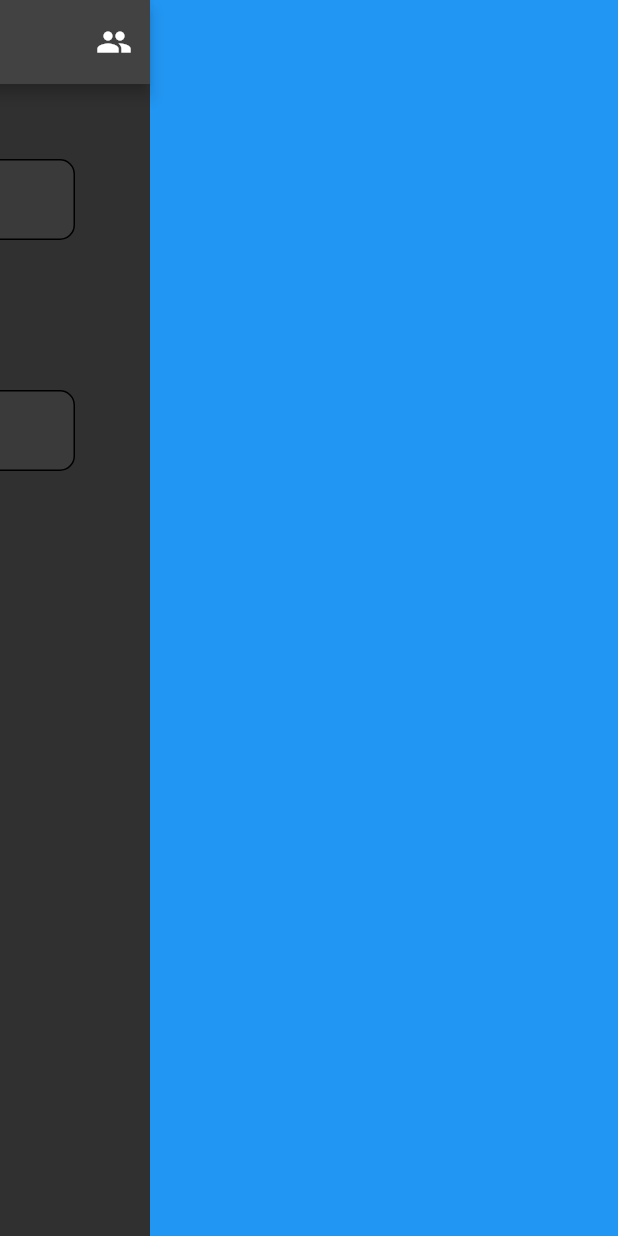
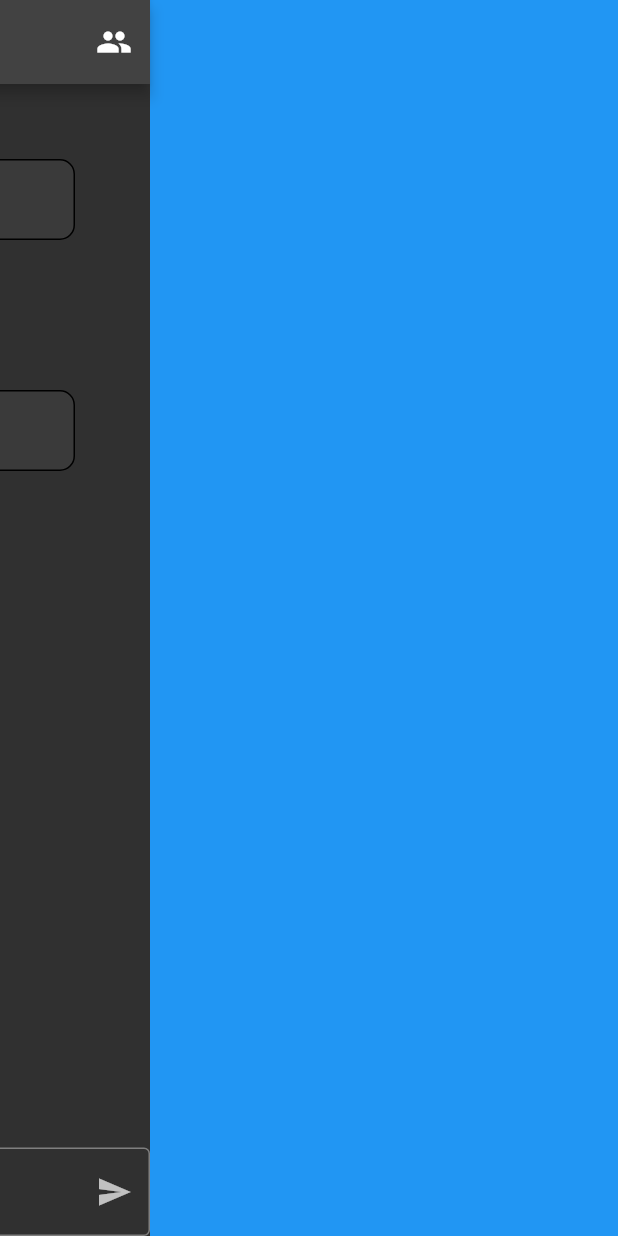
Before and after one commit to hd1534/team-reminder-frontend, a Flutter app: the screen it shows after launch, after a tap on the "group" icon, on a phone screen of 412 x 824 dp. Run offline on Flutter 3.47's test engine with Material 2 defaults, Android fonts, the light colour scheme and no system bars; our stand-ins replace get.

Commit message:
lagacy code

```diff
--- a/lib/controllers/data_load_mixin.dart
+++ b/lib/controllers/data_load_mixin.dart
@@ -11,6 +11,7 @@ import 'package:team_reminder_frontend/configs/constants.dart';
 
 import 'package:team_reminder_frontend/configs/http.dart';
 
+// for caching
 mixin DataLoadMixin {
   final _isCached = false.obs; // 캐시된 데이터인 경우
   final _isLoading = false.obs;
--- a/lib/controllers/thread_controller.dart
+++ b/lib/controllers/thread_controller.dart
@@ -20,4 +20,6 @@ class ThreadController extends GetxController with DataLoadMixin {
   void setData(Map<String, dynamic> json) {
     _currentThread.value = ThreadModel.fromJson(json);
   }
+
+  void sendPost(String data) {}
 }
--- /dev/null
+++ b/lib/views/center.dart
@@ -0,0 +1,52 @@
+import 'package:flutter/material.dart';
+
+import 'package:get/get.dart';
+
+import 'package:team_reminder_frontend/utils/getx/views/overlapping_panels.dart';
+
+import 'package:team_reminder_frontend/widgets/post.dart';
+import 'package:team_reminder_frontend/widgets/text_input.dart';
+
+class CenterView extends StatelessWidget {
+  const CenterView({super.key});
+
+  @override
+  Widget build(BuildContext context) {
+    final overPanelCtrl = Get.find<OverlappingPanelsController>();
+
+    return GestureDetector(
+        onTap: () {
+          FocusScopeNode currentFocus = FocusScope.of(context);
+
+          if (!currentFocus.hasPrimaryFocus) {
+            currentFocus.unfocus();
+          }
+        },
+        child: Scaffold(
+          appBar: AppBar(
+            leading: IconButton(
+              icon: const Icon(Icons.menu),
+              onPressed: () => overPanelCtrl.revealSide(Side.left),
+            ),
+            title: Text('appName'.tr),
+            actions: [
+              IconButton(
+                icon: const Icon(Icons.group),
+                onPressed: () => overPanelCtrl.revealSide(Side.right),
+              )
+            ],
+          ),
+          body: Stack(
+            children: [
+              PostWidget(),
+              Positioned(
+                left: 0,
+                right: 0,
+                bottom: 0,
+                child: TextInputWidget(),
+              ),
+            ],
+          ),
+        ));
+  }
+}
--- a/lib/views/home.dart
+++ b/lib/views/home.dart
@@ -3,8 +3,13 @@ import 'dart:developer' as developer;
 import 'package:flutter/material.dart';
 
 import 'package:get/get.dart';
-import 'package:team_reminder_frontend/views/thread.dart';
+
 import 'package:team_reminder_frontend/utils/getx/views/overlapping_panels.dart';
+
+import 'package:team_reminder_frontend/widgets/group.dart';
+import 'package:team_reminder_frontend/widgets/post.dart';
+
+import 'package:team_reminder_frontend/views/center.dart';
 
 class Home extends StatelessWidget {
   const Home({super.key});
@@ -12,10 +17,8 @@ class Home extends StatelessWidget {
   @override
   Widget build(BuildContext context) {
     return OverlappingPanels(
-      leftWidget: Container(
-        color: Colors.red,
-      ),
-      mainWidget: const Thread(),
+      leftWidget: const GroupWidget(),
+      mainWidget: const CenterView(),
       rightWidget: Container(
         color: Colors.blue,
       ),
--- /dev/null
+++ b/lib/widgets/group.dart
@@ -0,0 +1,39 @@
+import 'dart:developer' as developer;
+
+import 'package:flutter/material.dart';
+
+import 'package:get/get.dart';
+
+import 'package:team_reminder_frontend/utils/getx/views/overlapping_panels.dart';
+
+import 'package:team_reminder_frontend/models/thread_model.dart';
+import 'package:team_reminder_frontend/models/thread_post_model.dart';
+
+import 'package:team_reminder_frontend/controllers/group_controller.dart';
+
+class GroupWidget extends StatelessWidget {
+  const GroupWidget({super.key});
+
+  @override
+  Widget build(BuildContext context) {
+    return Container(
+      child: GetX<GroupController>(
+        builder: (_) {
+          return ListView(
+            children: _.currentGroup?.threads.entries
+                    .map<CircleAvatar>(threadBuilder)
+                    .toList() ??
+                [],
+          );
+        },
+      ),
+    );
+  }
+}
+
+CircleAvatar threadBuilder(MapEntry<String, ThreadModel> entry) {
+  return CircleAvatar(
+    backgroundColor: Colors.brown.shade800,
+    child: FittedBox(fit: BoxFit.cover, child: Text('${entry.value.name}')),
+  );
+}
--- a/lib/views/thread.dart
+++ b/lib/widgets/post.dart
@@ -10,34 +10,19 @@ import 'package:team_reminder_frontend/models/thread_post_model.dart';
 
 import 'package:team_reminder_frontend/controllers/thread_controller.dart';
 
-class Thread extends StatelessWidget {
-  const Thread({super.key});
+class PostWidget extends StatelessWidget {
+  const PostWidget({super.key});
 
   @override
   Widget build(BuildContext context) {
     final overPanelCtrl = Get.find<OverlappingPanelsController>();
 
-    return Scaffold(
-      appBar: AppBar(
-        leading: IconButton(
-          icon: const Icon(Icons.menu),
-          onPressed: () => overPanelCtrl.revealSide(Side.left),
-        ),
-        title: Text('appName'.tr),
-        actions: [
-          IconButton(
-            icon: const Icon(Icons.group),
-            onPressed: () => overPanelCtrl.revealSide(Side.right),
-          )
-        ],
-      ),
-      body: GetX<ThreadController>(
-        builder: (_) {
-          return ListView(
-            children: _.currentThread?.posts?.map(postBuilder).toList() ?? [],
-          );
-        },
-      ),
+    return GetX<ThreadController>(
+      builder: (_) {
+        return ListView(
+          children: _.currentThread?.posts?.map(postBuilder).toList() ?? [],
+        );
+      },
     );
   }
 }
--- /dev/null
+++ b/lib/widgets/text_input.dart
@@ -0,0 +1,28 @@
+import 'package:flutter/material.dart';
+
+class TextInputWidget extends StatelessWidget {
+  TextInputWidget({super.key});
+
+  // TODO: When focusing out, it loses its data
+  final _textController = TextEditingController();
+
+  @override
+  Widget build(BuildContext context) {
+    return Container(
+      child: TextField(
+        minLines: 1,
+        maxLines: 4,
+        controller: _textController,
+        decoration: const InputDecoration(
+          border: OutlineInputBorder(),
+          suffixIcon: IconButton(
+            icon: Icon(Icons.send),
+            onPressed: send,
+          ),
+        ),
+      ),
+    );
+  }
+}
+
+void send() {}
```
